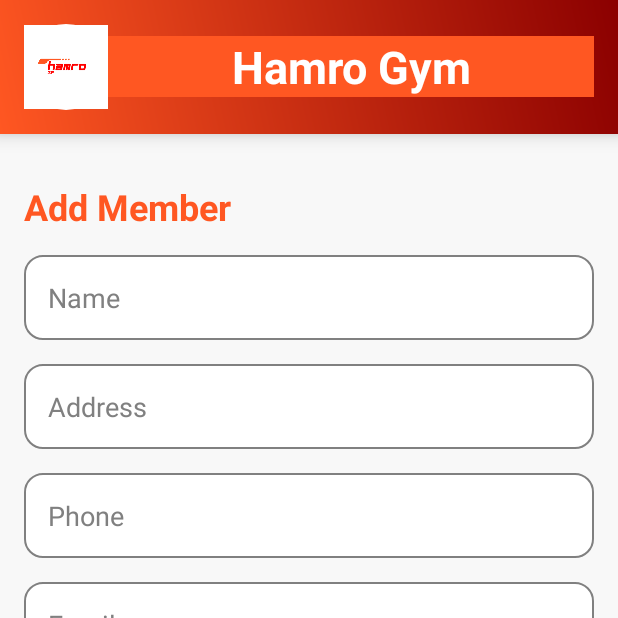
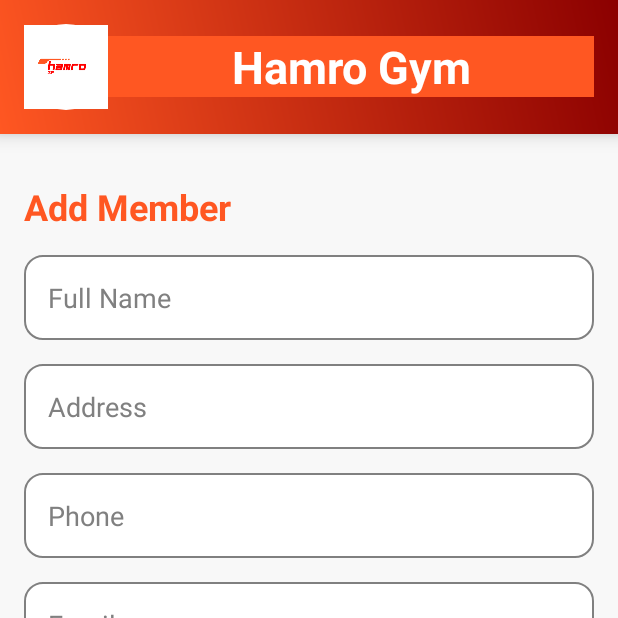
Before and after one commit to Rabindra-Bhattarai/Kotlin-ind., an Android app: the AddMemberActivity screen opened directly, with no data from a screen before it, on a phone screen of 412 x 824 dp, the top half of it. Run offline under Robolectric (Android 15) with nearby library versions, the phone set to English and light mode, and no system bars; our stand-ins replace Firebase (no records; nobody signed in at launch, a user with empty details on screens opened directly).

Commit message:
Name chnages

```diff
--- a/app/src/main/res/layout/activity_add_member.xml
+++ b/app/src/main/res/layout/activity_add_member.xml
@@ -58,7 +58,7 @@
         android:id="@+id/etName"
         android:layout_width="0dp"
         android:layout_height="wrap_content"
-        android:hint="Name"
+        android:hint="Full Name"
         android:textColorHint="@color/gray"
         android:layout_marginTop="16dp"
         android:inputType="textPersonName"
```
